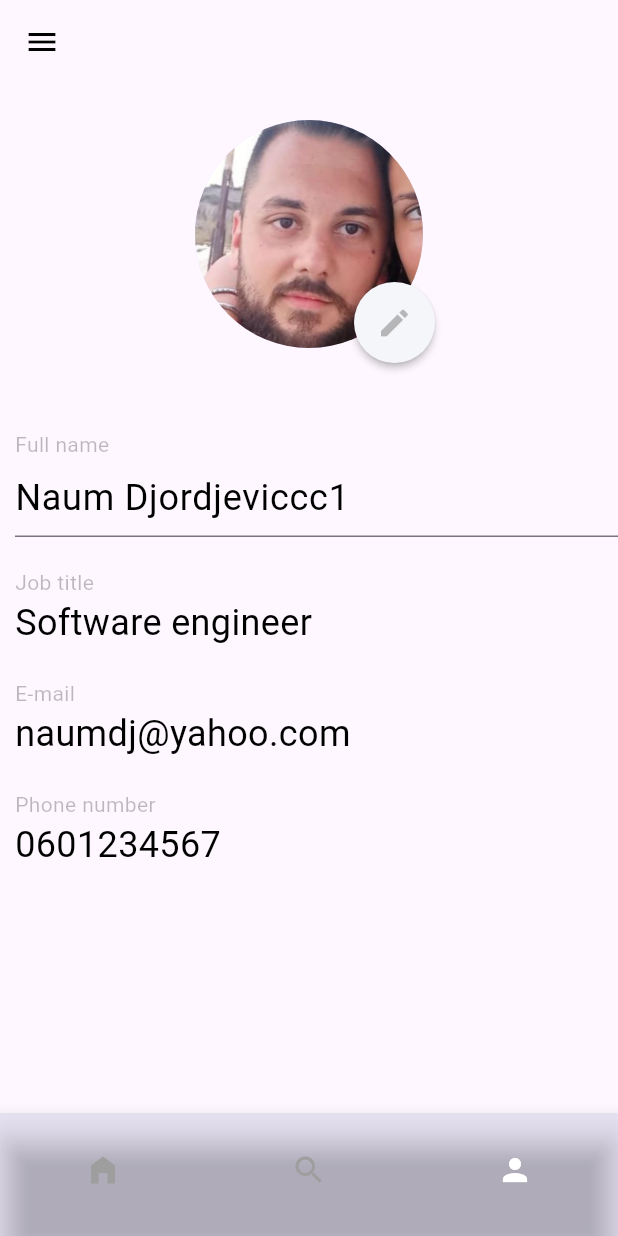
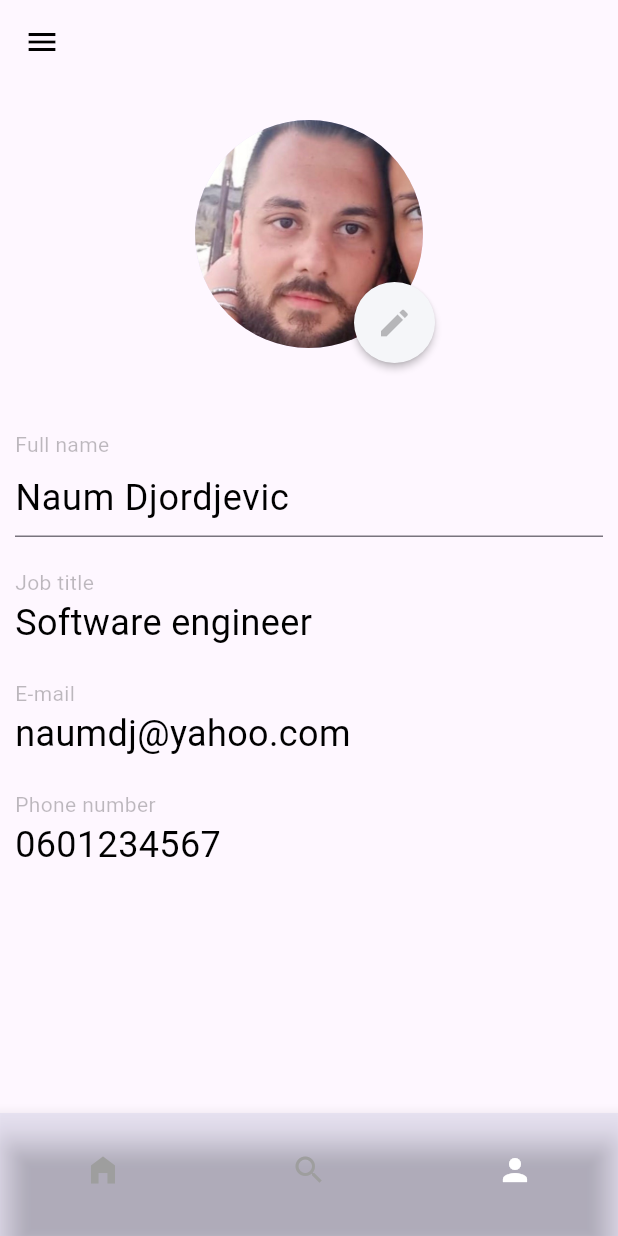
Before and after one commit to dominiram/MasterRadFlutter, a Flutter app: the screen it shows after launch, item 3 of the bottom bar chosen, after a tap on the "edit" icon, on a phone screen of 412 x 824 dp. Run offline on Flutter 3.47's test engine with Material 3 defaults, Android fonts, the phone set to English and light mode, and no system bars; our stand-ins replace equatable, shared_preferences; network calls fail.

Commit message:
implemented saving and storing name into shared prefs

```diff
--- a/lib/screens/profile_screen.dart
+++ b/lib/screens/profile_screen.dart
@@ -16,14 +16,14 @@ class ProfileScreen extends State<ProfileScreenWidget> {
   static const routeName = '/profile';
   static const profileImage = "assets/images/profile_image.jpg";
 
-  String name = "Naum Djordjeviccc";
+  late String name = "Naum";
 
   @override
   void initState() {
-    super.initState();
+    loadData();
     nameTextController = TextEditingController();
     nameTextController.text = name;
-    loadData();
+    super.initState();
   }
 
   @override
@@ -32,14 +32,19 @@ class ProfileScreen extends State<ProfileScreenWidget> {
     super.dispose();
   }
 
-  loadData()async {
+  loadData() async {
     SharedPreferences prefs = await SharedPreferences.getInstance();
-    name = prefs.getString(prefsKeyName) ?? "Naum Djordjevic";
+
+    setState(() {
+      name = prefs.getString(prefsKeyName) ?? "Naum Djordjevic";
+      nameTextController.text = name;
+    });
   }
 
   @override
   Widget build(BuildContext context) {
     return Scaffold(
+      resizeToAvoidBottomInset: false,
       appBar: AppBar(
         backgroundColor: Colors.transparent,
         elevation: 0,
@@ -69,9 +74,12 @@ class ProfileScreen extends State<ProfileScreenWidget> {
                       right: -25,
                       child: RawMaterialButton(
                         onPressed: () async {
-                          SharedPreferences prefs = await SharedPreferences.getInstance();
-                          nameTextController.text = "${nameTextController.text}1";
-                          prefs.setString(prefsKeyName, nameTextController.text);
+                          SharedPreferences prefs =
+                              await SharedPreferences.getInstance();
+                          setState(() {
+                            name = nameTextController.text;
+                            prefs.setString(prefsKeyName, name);
+                          });
                         },
                         elevation: 2.0,
                         fillColor: const Color(0xFFF5F6F9),
@@ -93,17 +101,15 @@ class ProfileScreen extends State<ProfileScreenWidget> {
                             Theme.of(context).textTheme.bodyMedium?.fontSize ??
                                 10))),
             Container(
-                margin: const EdgeInsets.only(left: 10),
+                margin: const EdgeInsets.only(left: 10, right: 10),
                 alignment: Alignment.centerLeft,
                 child: TextField(
-                    keyboardType: TextInputType.text,
-                    style: TextStyle(
-                        color: Colors.black,
-                        fontSize: Theme.of(context)
-                                .textTheme
-                                .headlineSmall
-                                ?.fontSize ?? 13
-                    ),
+                  keyboardType: TextInputType.text,
+                  style: TextStyle(
+                      color: Colors.black,
+                      fontSize:
+                          Theme.of(context).textTheme.headlineSmall?.fontSize ??
+                              13),
                   controller: nameTextController,
                 )),
             const SizedBox(height: 20),
```
